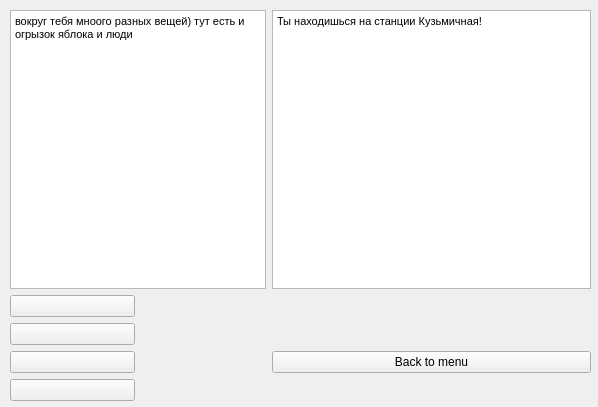
Qt form gamemap.ui (KomandaB/-1) before a commit.
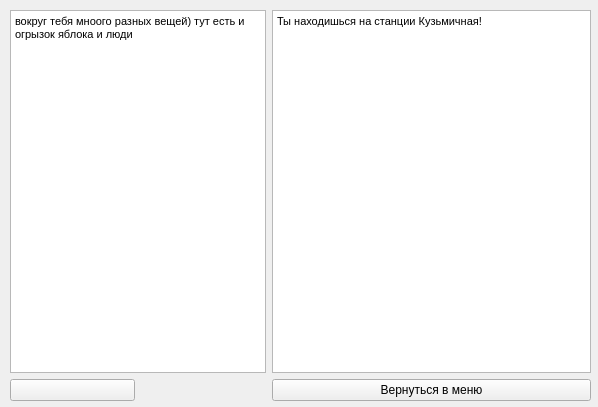
The same form after that commit.

Patch:
```diff
--- a/gamemap.ui
+++ b/gamemap.ui
@@ -23,10 +23,13 @@
     </rect>
    </property>
    <layout class="QGridLayout" name="gridLayout">
-    <item row="3" column="0">
-     <widget class="QPushButton" name="point_1_btn">
+    <item row="6" column="0" colspan="2">
+     <layout class="QGridLayout" name="gridLayout_2"/>
+    </item>
+    <item row="3" column="2">
+     <widget class="QPushButton" name="toMenuBtn">
       <property name="text">
-       <string/>
+       <string>Вернуться в меню</string>
       </property>
      </widget>
     </item>
@@ -41,46 +44,8 @@
       </property>
      </widget>
     </item>
-    <item row="4" column="0">
-     <widget class="QPushButton" name="point_2_btn">
-      <property name="text">
-       <string/>
-      </property>
-      <property name="autoDefault">
-       <bool>false</bool>
-      </property>
-     </widget>
-    </item>
-    <item row="7" column="2">
-     <widget class="QPushButton" name="toMenuBtn">
-      <property name="text">
-       <string>Back to menu</string>
-      </property>
-     </widget>
-    </item>
-    <item row="7" column="0">
-     <widget class="QPushButton" name="point_3_btn">
-      <property name="text">
-       <string/>
-      </property>
-     </widget>
-    </item>
-    <item row="4" column="1">
-     <widget class="QLabel" name="label_2">
-      <property name="text">
-       <string/>
-      </property>
-     </widget>
-    </item>
-    <item row="3" column="1">
-     <widget class="QLabel" name="label">
-      <property name="text">
-       <string/>
-      </property>
-     </widget>
-    </item>
-    <item row="7" column="1">
-     <widget class="QLabel" name="label_3">
+    <item row="3" column="0">
+     <widget class="QPushButton" name="point_1_btn">
       <property name="text">
        <string/>
       </property>
@@ -97,15 +62,8 @@
       </property>
      </widget>
     </item>
-    <item row="8" column="0">
-     <widget class="QPushButton" name="point_4_btn">
-      <property name="text">
-       <string/>
-      </property>
-     </widget>
-    </item>
-    <item row="8" column="1">
-     <widget class="QLabel" name="label_4">
+    <item row="3" column="1">
+     <widget class="QLabel" name="label">
       <property name="text">
        <string/>
       </property>
```
